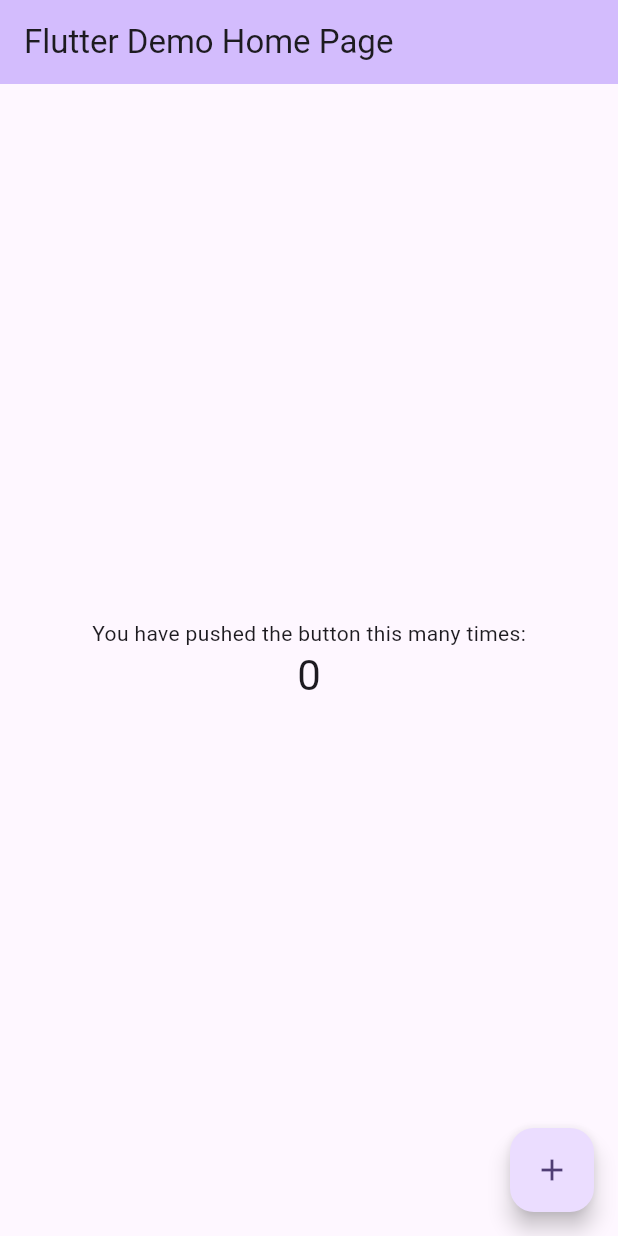
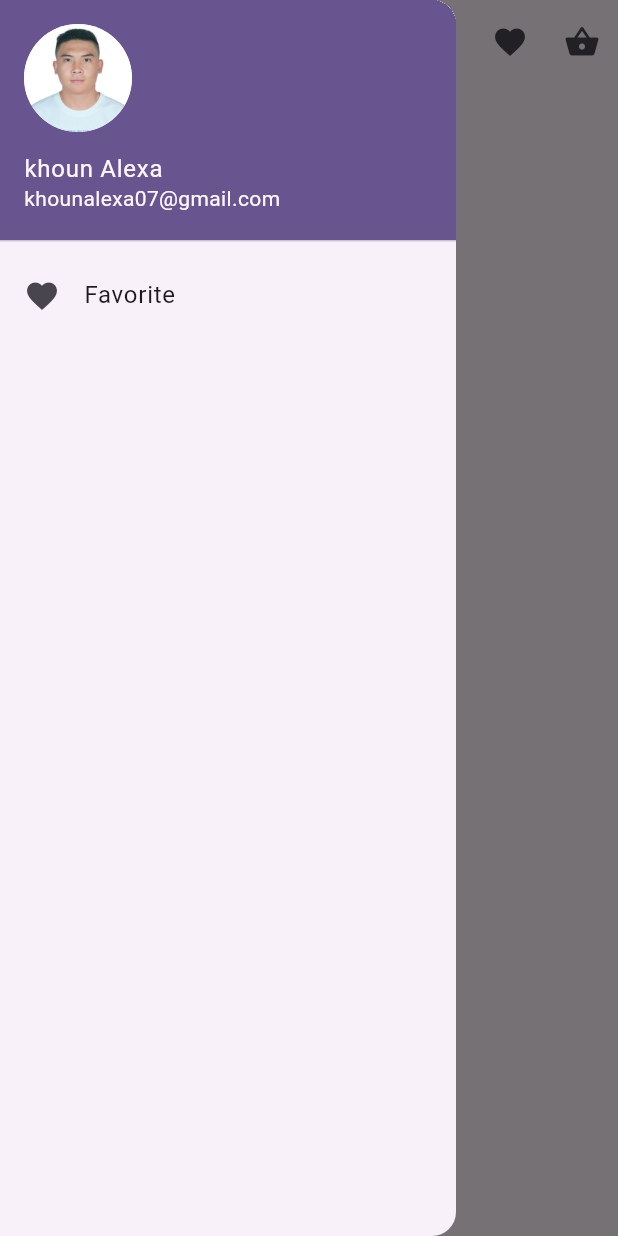
Before and after one commit to KhounAlexa/food_panda_flutter, a Flutter app: the screen it shows after launch, with the side drawer open (before the commit the screen has no drawer), on a phone screen of 412 x 824 dp. Run offline on Flutter 3.47's test engine with Material 3 defaults, Android fonts, the phone set to English and light mode, and no system bars.

Commit message:
create side drawer

```diff
--- a/lib/main.dart
+++ b/lib/main.dart
@@ -1,4 +1,5 @@
 import 'package:flutter/material.dart';
+import 'package:food_panda/views/home/HomeScreen.dart';
 
 void main() {
   runApp(const MyApp());
@@ -13,113 +14,10 @@ class MyApp extends StatelessWidget {
     return MaterialApp(
       title: 'Flutter Demo',
       theme: ThemeData(
-        // This is the theme of your application.
-        //
-        // TRY THIS: Try running your application with "flutter run". You'll see
-        // the application has a purple toolbar. Then, without quitting the app,
-        // try changing the seedColor in the colorScheme below to Colors.green
-        // and then invoke "hot reload" (save your changes or press the "hot
-        // reload" button in a Flutter-supported IDE, or press "r" if you used
-        // the command line to start the app).
-        //
-        // Notice that the counter didn't reset back to zero; the application
-        // state is not lost during the reload. To reset the state, use hot
-        // restart instead.
-        //
-        // This works for code too, not just values: Most code changes can be
-        // tested with just a hot reload.
         colorScheme: ColorScheme.fromSeed(seedColor: Colors.deepPurple),
         useMaterial3: true,
       ),
-      home: const MyHomePage(title: 'Flutter Demo Home Page'),
+      home: const HomeScreen(),
     );
   }
 }
-
-class MyHomePage extends StatefulWidget {
-  const MyHomePage({super.key, required this.title});
-
-  // This widget is the home page of your application. It is stateful, meaning
-  // that it has a State object (defined below) that contains fields that affect
-  // how it looks.
-
-  // This class is the configuration for the state. It holds the values (in this
-  // case the title) provided by the parent (in this case the App widget) and
-  // used by the build method of the State. Fields in a Widget subclass are
-  // always marked "final".
-
-  final String title;
-
-  @override
-  State<MyHomePage> createState() => _MyHomePageState();
-}
-
-class _MyHomePageState extends State<MyHomePage> {
-  int _counter = 0;
-
-  void _incrementCounter() {
-    setState(() {
-      // This call to setState tells the Flutter framework that something has
-      // changed in this State, which causes it to rerun the build method below
-      // so that the display can reflect the updated values. If we changed
-      // _counter without calling setState(), then the build method would not be
-      // called again, and so nothing would appear to happen.
-      _counter++;
-    });
-  }
-
-  @override
-  Widget build(BuildContext context) {
-    // This method is rerun every time setState is called, for instance as done
-    // by the _incrementCounter method above.
-    //
-    // The Flutter framework has been optimized to make rerunning build methods
-    // fast, so that you can just rebuild anything that needs updating rather
-    // than having to individually change instances of widgets.
-    return Scaffold(
-      appBar: AppBar(
-        // TRY THIS: Try changing the color here to a specific color (to
-        // Colors.amber, perhaps?) and trigger a hot reload to see the AppBar
-        // change color while the other colors stay the same.
-        backgroundColor: Theme.of(context).colorScheme.inversePrimary,
-        // Here we take the value from the MyHomePage object that was created by
-        // the App.build method, and use it to set our appbar title.
-        title: Text(widget.title),
-      ),
-      body: Center(
-        // Center is a layout widget. It takes a single child and positions it
-        // in the middle of the parent.
-        child: Column(
-          // Column is also a layout widget. It takes a list of children and
-          // arranges them vertically. By default, it sizes itself to fit its
-          // children horizontally, and tries to be as tall as its parent.
-          //
-          // Column has various properties to control how it sizes itself and
-          // how it positions its children. Here we use mainAxisAlignment to
-          // center the children vertically; the main axis here is the vertical
-          // axis because Columns are vertical (the cross axis would be
-          // horizontal).
-          //
-          // TRY THIS: Invoke "debug painting" (choose the "Toggle Debug Paint"
-          // action in the IDE, or press "p" in the console), to see the
-          // wireframe for each widget.
-          mainAxisAlignment: MainAxisAlignment.center,
-          children: <Widget>[
-            const Text(
-              'You have pushed the button this many times:',
-            ),
-            Text(
-              '$_counter',
-              style: Theme.of(context).textTheme.headlineMedium,
-            ),
-          ],
-        ),
-      ),
-      floatingActionButton: FloatingActionButton(
-        onPressed: _incrementCounter,
-        tooltip: 'Increment',
-        child: const Icon(Icons.add),
-      ), // This trailing comma makes auto-formatting nicer for build methods.
-    );
-  }
-}
--- /dev/null
+++ b/lib/views/home/HomeScreen.dart
@@ -0,0 +1,32 @@
+import 'package:flutter/cupertino.dart';
+import 'package:flutter/material.dart';
+import 'package:food_panda/views/home/widgets/drawer.dart';
+
+class HomeScreen extends StatelessWidget {
+  const HomeScreen({super.key});
+
+  @override
+  Widget build(BuildContext context) {
+    return Scaffold(
+      appBar: AppBar(
+        title: Column(
+          crossAxisAlignment: CrossAxisAlignment.start,
+          children: [
+            Text("2 st 24 "),
+            Text(
+              "phnom penh",
+              style: TextStyle(fontSize: 12),
+            )
+          ],
+        ),
+        leadingWidth: 35,
+        actions: [
+          IconButton(onPressed: () {}, icon: Icon(Icons.favorite)),
+          IconButton(onPressed: () {}, icon: Icon(Icons.shopping_basket))
+        ],
+      ),
+      drawer: LeftDrawer(),
+      // endDrawer: Drawer(),
+    );
+  }
+}
--- /dev/null
+++ b/lib/views/home/widgets/drawer.dart
@@ -0,0 +1,32 @@
+import 'package:flutter/cupertino.dart';
+import 'package:flutter/material.dart';
+
+class LeftDrawer extends StatelessWidget {
+  const LeftDrawer({
+    super.key,
+  });
+
+  @override
+  Widget build(BuildContext context) {
+    return SafeArea(
+      child: Drawer(
+        child: ListView(
+          children: [
+            UserAccountsDrawerHeader(
+                currentAccountPicture: CircleAvatar(
+                  backgroundImage: AssetImage(
+                      'assets/images/600x600aaa.jpg'), // Image from assets
+                ),
+                accountName: Text("khoun Alexa",style: TextStyle(height: 1),),
+                accountEmail: Text("khounalexa07@gmail.com",style: TextStyle(height: 1),)),
+            ListTile(
+              onTap: (){},
+              leading: Icon(Icons.favorite),
+              title: Text("Favorite"),
+            )
+          ],
+        ),
+      ),
+    );
+  }
+}
--- a/pubspec.yaml
+++ b/pubspec.yaml
@@ -59,9 +59,8 @@ flutter:
   uses-material-design: true
 
   # To add assets to your application, add an assets section, like this:
-  # assets:
-  #   - images/a_dot_burr.jpeg
-  #   - images/a_dot_ham.jpeg
+  assets:
+    - assets/images/600x600aaa.jpg
 
   # An image asset can refer to one or more resolution-specific "variants", see
   # https://flutter.dev/to/resolution-aware-images
```
Also changed, not shown: assets/images/600x600aaa.jpg (added), lib/views/home/widgets/product_card.dart (added).
